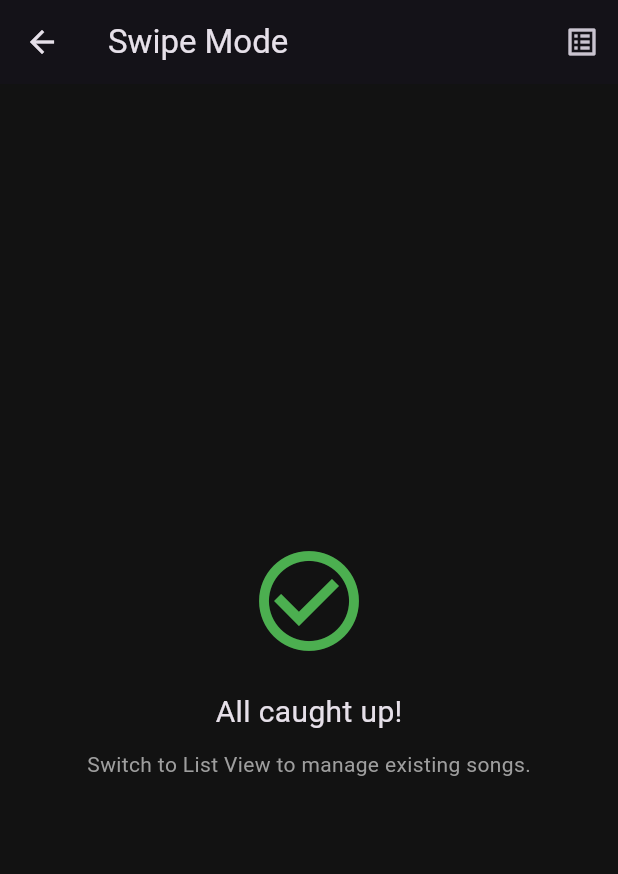
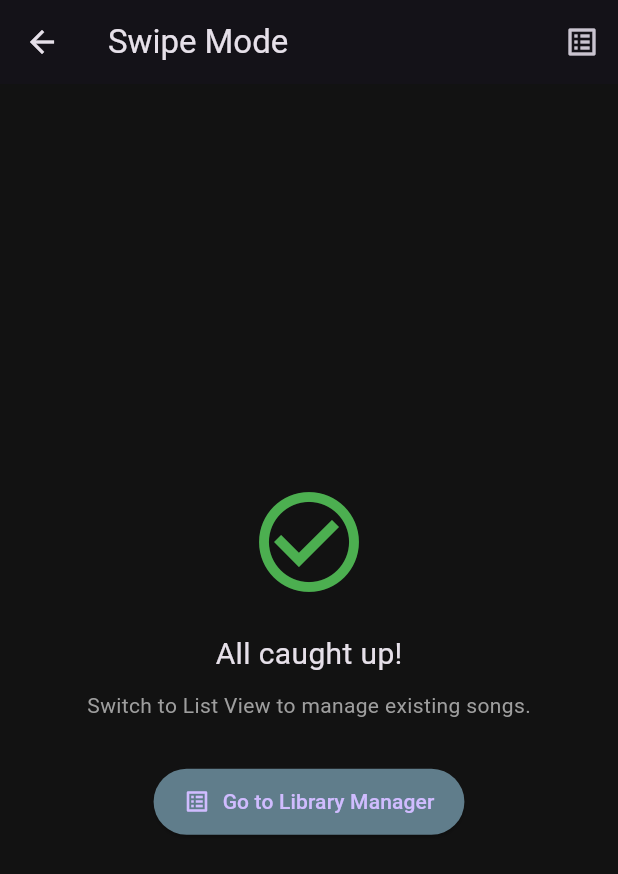
Before and after one commit to karanveer-13/Drive-and-vibe, a Flutter app: the ClassifyScreen screen opened directly, on a phone screen of 412 x 824 dp. Shown: the top 874 px of the screen. Run offline on Flutter 3.47's test engine with Material 3 defaults, Android fonts, the phone set to English and light mode, and no system bars; our stand-ins replace file_picker, geolocator, just_audio, permission_handler, shared_preferences; accounts and stored records are empty.

```diff
--- a/lib/screens/classify_screen.dart
+++ b/lib/screens/classify_screen.dart
@@ -1,5 +1,3 @@
-// Paste this code into lib/screens/classify_screen.dart
-
 import 'dart:io';
 import 'package:flutter/material.dart';
 import 'package:just_audio/just_audio.dart';
@@ -20,6 +18,12 @@ class ClassifyScreen extends StatefulWidget {
 class _ClassifyScreenState extends State<ClassifyScreen> {
   bool _isSwipeMode = true;
 
+  void _switchToLibrary() {
+    setState(() {
+      _isSwipeMode = false;
+    });
+  }
+
   @override
   Widget build(BuildContext context) {
     return Scaffold(
@@ -27,7 +31,9 @@ class _ClassifyScreenState extends State<ClassifyScreen> {
         title: Text(_isSwipeMode ? "Swipe Mode" : "Library Manager"),
         actions: [
           IconButton(
-            tooltip: _isSwipeMode ? "Switch to List View" : "Switch to Swipe View",
+            tooltip: _isSwipeMode
+                ? "Switch to List View"
+                : "Switch to Swipe View",
             icon: Icon(_isSwipeMode ? Icons.list_alt : Icons.swipe),
             onPressed: () {
               setState(() {
@@ -37,8 +43,9 @@ class _ClassifyScreenState extends State<ClassifyScreen> {
           ),
         ],
       ),
+      // Pass the switch function to the Swipe View
       body: _isSwipeMode
-        ? const SwipeClassifierView()
+          ? SwipeClassifierView(onSwitchToLibrary: _switchToLibrary)
           : const ListClassifierView(),
     );
   }
@@ -54,16 +61,15 @@ class ListClassifierView extends StatefulWidget {
 class _ListClassifierViewState extends State<ListClassifierView> {
   String _searchQuery = "";
   final TextEditingController _searchController = TextEditingController();
-  bool _isLoading = false; // Added loading state
+  bool _isLoading = false;
 
-  // This function handles the entire process: Permissions -> Picking -> Saving
   Future<void> _pickDirectory() async {
-    // 1. Request Permission
     PermissionStatus status;
     if (Platform.isAndroid) {
       status = await Permission.manageExternalStorage.request();
       if (!status.isGranted) {
-         if (await Permission.audio.request().isGranted || await Permission.storage.request().isGranted) {
+        if (await Permission.audio.request().isGranted ||
+            await Permission.storage.request().isGranted) {
           status = PermissionStatus.granted;
         }
       }
@@ -72,14 +78,15 @@ class _ListClassifierViewState extends State<ListClassifierView> {
     }
 
     if (!status.isGranted) {
-      if (mounted) ScaffoldMessenger.of(context).showSnackBar(const SnackBar(content: Text("Permission Denied")));
+      if (mounted)
+        ScaffoldMessenger.of(
+          context,
+        ).showSnackBar(const SnackBar(content: Text("Permission Denied")));
       return;
     }
 
-    // 2. Open Picker
     setState(() => _isLoading = true);
 
-    // We don't call _openFilePicker anymore, we do it right here:
     String? selectedDirectory = await FilePicker.platform.getDirectoryPath();
 
     if (selectedDirectory != null) {
@@ -92,8 +99,9 @@ class _ListClassifierViewState extends State<ListClassifierView> {
           if (file is File) {
             String ext = p.extension(file.path).toLowerCase();
             if (ext == '.mp3' || ext == '.m4a' || ext == '.wav') {
-              // Check if song already exists to avoid duplicates
-              bool exists = MusicManager().allSongs.any((s) => s.path == file.path);
+              bool exists = MusicManager().allSongs.any(
+                (s) => s.path == file.path,
+              );
               if (!exists) {
                 newSongs.add(SongData(path: file.path));
               }
@@ -105,13 +113,9 @@ class _ListClassifierViewState extends State<ListClassifierView> {
       }
 
       if (newSongs.isNotEmpty) {
-        // Add new songs to our list
         MusicManager().allSongs.addAll(newSongs);
         await MusicManager().saveSongs();
-
-        // Refresh the UI
         setState(() {});
-
         if (mounted) {
           ScaffoldMessenger.of(context).showSnackBar(
             SnackBar(content: Text("Added ${newSongs.length} new songs!")),
@@ -119,7 +123,9 @@ class _ListClassifierViewState extends State<ListClassifierView> {
         }
       } else {
         if (mounted) {
-           ScaffoldMessenger.of(context).showSnackBar(const SnackBar(content: Text("No new songs found.")));
+          ScaffoldMessenger.of(
+            context,
+          ).showSnackBar(const SnackBar(content: Text("No new songs found.")));
         }
       }
     }
@@ -132,7 +138,6 @@ class _ListClassifierViewState extends State<ListClassifierView> {
       length: 4,
       child: Column(
         children: [
-          // Header with Search and Add Button
           Container(
             padding: const EdgeInsets.all(8),
             color: Colors.grey[900],
@@ -147,20 +152,32 @@ class _ListClassifierViewState extends State<ListClassifierView> {
                       isDense: true,
                       filled: true,
                       fillColor: Colors.white10,
-                      border: OutlineInputBorder(borderRadius: BorderRadius.circular(10)),
+                      border: OutlineInputBorder(
+                        borderRadius: BorderRadius.circular(10),
                       ),
-                    onChanged: (val) => setState(() => _searchQuery = val.toLowerCase()),
+                    ),
+                    onChanged: (val) =>
+                        setState(() => _searchQuery = val.toLowerCase()),
                   ),
                 ),
                 const SizedBox(width: 10),
                 ElevatedButton.icon(
-                  onPressed: _isLoading ? null : _pickDirectory, // Disable if loading
+                  onPressed: _isLoading ? null : _pickDirectory,
                   icon: _isLoading
-                    ? const SizedBox(width: 16, height: 16, child: CircularProgressIndicator(strokeWidth: 2, color: Colors.white))
+                      ? const SizedBox(
+                          width: 16,
+                          height: 16,
+                          child: CircularProgressIndicator(
+                            strokeWidth: 2,
+                            color: Colors.white,
+                          ),
+                        )
                       : const Icon(Icons.add),
                   label: const Text("Add Folder"),
-                  style: ElevatedButton.styleFrom(backgroundColor: Colors.blueAccent),
-                )
+                  style: ElevatedButton.styleFrom(
+                    backgroundColor: Colors.blueAccent,
+                  ),
+                ),
               ],
             ),
           ),
@@ -169,9 +186,18 @@ class _ListClassifierViewState extends State<ListClassifierView> {
             isScrollable: true,
             tabs: [
               Tab(text: "Unsorted", icon: Icon(Icons.help_outline)),
-              Tab(text: "Slow", icon: Icon(Icons.speed, color: Colors.teal)),
-              Tab(text: "Medium", icon: Icon(Icons.speed, color: Colors.purple)),
-              Tab(text: "Fast", icon: Icon(Icons.speed, color: Colors.red)),
+              Tab(
+                text: "Slow",
+                icon: Icon(Icons.speed, color: Colors.teal),
+              ),
+              Tab(
+                text: "Medium",
+                icon: Icon(Icons.speed, color: Colors.purple),
+              ),
+              Tab(
+                text: "Fast",
+                icon: Icon(Icons.speed, color: Colors.red),
+              ),
             ],
           ),
 
@@ -191,20 +217,20 @@ class _ListClassifierViewState extends State<ListClassifierView> {
   }
 
   Widget _buildSongList(SongSpeed category) {
-    // 1. Filter by Category
     List<SongData> songs = MusicManager().allSongs
         .where((s) => s.speed == category)
         .toList();
 
-    // 2. Filter by Search Query
     if (_searchQuery.isNotEmpty) {
-      songs = songs.where((s) =>
-        p.basename(s.path).toLowerCase().contains(_searchQuery)
-      ).toList();
+      songs = songs
+          .where((s) => p.basename(s.path).toLowerCase().contains(_searchQuery))
+          .toList();
     }
 
     if (songs.isEmpty) {
-      return const Center(child: Text("No songs here.", style: TextStyle(color: Colors.white38)));
+      return const Center(
+        child: Text("No songs here.", style: TextStyle(color: Colors.white38)),
+      );
     }
 
     return ListView.builder(
@@ -219,7 +245,12 @@ class _ListClassifierViewState extends State<ListClassifierView> {
           child: ListTile(
             leading: const Icon(Icons.music_note),
             title: Text(fileName, maxLines: 1, overflow: TextOverflow.ellipsis),
-            subtitle: Text(song.path, maxLines: 1, overflow: TextOverflow.ellipsis, style: const TextStyle(fontSize: 10)),
+            subtitle: Text(
+              song.path,
+              maxLines: 1,
+              overflow: TextOverflow.ellipsis,
+              style: const TextStyle(fontSize: 10),
+            ),
             trailing: PopupMenuButton<SongSpeed>(
               icon: const Icon(Icons.more_vert),
               onSelected: (SongSpeed newSpeed) {
@@ -232,15 +263,31 @@ class _ListClassifierViewState extends State<ListClassifierView> {
                   SnackBar(
                     content: Text("Moved to ${newSpeed.name.toUpperCase()}"),
                     duration: const Duration(milliseconds: 800),
-                  )
+                  ),
                 );
               },
-              itemBuilder: (BuildContext context) => <PopupMenuEntry<SongSpeed>>[
-                const PopupMenuItem(value: SongSpeed.slow, child: Text("Move to Slow")),
-                const PopupMenuItem(value: SongSpeed.medium, child: Text("Move to Medium")),
-                const PopupMenuItem(value: SongSpeed.fast, child: Text("Move to Fast")),
+              itemBuilder: (BuildContext context) =>
+                  <PopupMenuEntry<SongSpeed>>[
+                    const PopupMenuItem(
+                      value: SongSpeed.slow,
+                      child: Text("Move to Slow"),
+                    ),
+                    const PopupMenuItem(
+                      value: SongSpeed.medium,
+                      child: Text("Move to Medium"),
+                    ),
+                    const PopupMenuItem(
+                      value: SongSpeed.fast,
+                      child: Text("Move to Fast"),
+                    ),
                     const PopupMenuDivider(),
-                const PopupMenuItem(value: SongSpeed.unclassified, child: Text("Reset (Unsorted)", style: TextStyle(color: Colors.grey))),
+                    const PopupMenuItem(
+                      value: SongSpeed.unclassified,
+                      child: Text(
+                        "Reset (Unsorted)",
+                        style: TextStyle(color: Colors.grey),
+                      ),
+                    ),
                   ],
             ),
           ),
@@ -251,7 +298,10 @@ class _ListClassifierViewState extends State<ListClassifierView> {
 }
 
 class SwipeClassifierView extends StatefulWidget {
-  const SwipeClassifierView({super.key});
+  // NEW: Accept the switch callback
+  final VoidCallback onSwitchToLibrary;
+
+  const SwipeClassifierView({super.key, required this.onSwitchToLibrary});
 
   @override
   State<SwipeClassifierView> createState() => _SwipeClassifierViewState();
@@ -265,7 +315,6 @@ class _SwipeClassifierViewState extends State<SwipeClassifierView> {
   @override
   void initState() {
     super.initState();
-    // Only fetch UNCLASSIFIED songs for swiping
     _queue = MusicManager().getUnclassified();
     _loadNext();
   }
@@ -282,11 +331,9 @@ class _SwipeClassifierViewState extends State<SwipeClassifierView> {
 
     try {
       await _player.setFilePath(_currentSong!.path);
-      // Play 15 seconds in
       await _player.seek(const Duration(seconds: 15));
       _player.play();
     } catch (e) {
-      // Auto-skip corrupted files
       _classify(SongSpeed.unclassified);
     }
   }
@@ -311,22 +358,54 @@ class _SwipeClassifierViewState extends State<SwipeClassifierView> {
 
   @override
   Widget build(BuildContext context) {
+    // 1. ALL CAUGHT UP SCREEN
     if (_currentSong == null) {
       return Center(
         child: Column(
           mainAxisAlignment: MainAxisAlignment.center,
-          children: const [
-            Icon(Icons.check_circle_outline, size: 80, color: Colors.green),
-            SizedBox(height: 20),
-            Text("All caught up!", style: TextStyle(fontSize: 20)),
-            SizedBox(height: 10),
-            Text("Switch to List View to manage existing songs.", style: TextStyle(color: Colors.grey)),
+          children: [
+            const Icon(
+              Icons.check_circle_outline,
+              size: 80,
+              color: Colors.green,
+            ),
+            const SizedBox(height: 20),
+            const Text("All caught up!", style: TextStyle(fontSize: 20)),
+            const SizedBox(height: 10),
+            const Text(
+              "Switch to List View to manage existing songs.",
+              style: TextStyle(color: Colors.grey),
+            ),
+            const SizedBox(height: 30),
+
+            // NEW BUTTON
+            ElevatedButton.icon(
+              onPressed: widget.onSwitchToLibrary,
+              icon: const Icon(Icons.list_alt),
+              label: const Text("Go to Library Manager"),
+              style: ElevatedButton.styleFrom(
+                padding: const EdgeInsets.symmetric(
+                  horizontal: 20,
+                  vertical: 12,
+                ),
+                backgroundColor: Colors.blueGrey,
+              ),
+            ),
           ],
         ),
       );
     }
 
-    return Center(
+    // 2. SWIPE CARD SCREEN
+    // 2. SWIPE CARD SCREEN
+    return Column(
+      mainAxisAlignment: MainAxisAlignment.center,
+      crossAxisAlignment: CrossAxisAlignment.center, // Add this line
+      children: [
+        Align(
+          // Wrap with Align widget
+          alignment:
+              Alignment.center, // Center both horizontally and vertically
           child: GestureDetector(
             onPanEnd: (details) {
               double dx = details.velocity.pixelsPerSecond.dx;
@@ -350,7 +429,9 @@ class _SwipeClassifierViewState extends State<SwipeClassifierView> {
               decoration: BoxDecoration(
                 color: Colors.grey[850],
                 borderRadius: BorderRadius.circular(20),
-            boxShadow: const [BoxShadow(blurRadius: 15, color: Colors.black45)],
+                boxShadow: const [
+                  BoxShadow(blurRadius: 15, color: Colors.black45),
+                ],
               ),
               child: Column(
                 mainAxisAlignment: MainAxisAlignment.center,
@@ -362,15 +443,24 @@ class _SwipeClassifierViewState extends State<SwipeClassifierView> {
                     child: Text(
                       p.basename(_currentSong!.path),
                       textAlign: TextAlign.center,
-                  style: const TextStyle(fontSize: 18, fontWeight: FontWeight.bold),
+                      style: const TextStyle(
+                        fontSize: 18,
+                        fontWeight: FontWeight.bold,
+                      ),
                     ),
                   ),
                   const SizedBox(height: 50),
                   // Visual Guide
                   Column(
                     children: [
-                  const Icon(Icons.keyboard_arrow_up, color: Colors.purpleAccent),
-                  const Text("Medium", style: TextStyle(color: Colors.purpleAccent)),
+                      const Icon(
+                        Icons.keyboard_arrow_up,
+                        color: Colors.purpleAccent,
+                      ),
+                      const Text(
+                        "Medium",
+                        style: TextStyle(color: Colors.purpleAccent),
+                      ),
                       const SizedBox(height: 20),
                       Row(
                         mainAxisAlignment: MainAxisAlignment.spaceBetween,
@@ -379,8 +469,14 @@ class _SwipeClassifierViewState extends State<SwipeClassifierView> {
                             padding: const EdgeInsets.only(left: 20),
                             child: Column(
                               children: const [
-                            Icon(Icons.keyboard_arrow_left, color: Colors.redAccent),
-                            Text("Fast", style: TextStyle(color: Colors.redAccent)),
+                                Icon(
+                                  Icons.keyboard_arrow_left,
+                                  color: Colors.redAccent,
+                                ),
+                                Text(
+                                  "Fast",
+                                  style: TextStyle(color: Colors.redAccent),
+                                ),
                               ],
                             ),
                           ),
@@ -388,19 +484,43 @@ class _SwipeClassifierViewState extends State<SwipeClassifierView> {
                             padding: const EdgeInsets.only(right: 20),
                             child: Column(
                               children: const [
-                            Icon(Icons.keyboard_arrow_right, color: Colors.tealAccent),
-                            Text("Slow", style: TextStyle(color: Colors.tealAccent)),
+                                Icon(
+                                  Icons.keyboard_arrow_right,
+                                  color: Colors.tealAccent,
+                                ),
+                                Text(
+                                  "Slow",
+                                  style: TextStyle(color: Colors.tealAccent),
+                                ),
                               ],
                             ),
                           ),
                         ],
-                  )
+                      ),
                     ],
-              )
+                  ),
                 ],
               ),
             ),
           ),
+        ),
+
+        const SizedBox(height: 40),
+
+        // NEW BUTTON BELOW CARD
+        TextButton.icon(
+          onPressed: widget.onSwitchToLibrary,
+          icon: const Icon(Icons.list_alt, color: Colors.white54),
+          label: const Text(
+            "Switch to Library Manager",
+            style: TextStyle(color: Colors.white54),
+          ),
+          style: ElevatedButton.styleFrom(
+            padding: const EdgeInsets.symmetric(horizontal: 20, vertical: 12),
+            backgroundColor: Colors.blueGrey,
+          ),
+        ),
+      ],
     );
   }
 }
```
Also changed, not shown: 1 other file. Lines whose indentation alone changed are shown as unchanged.
